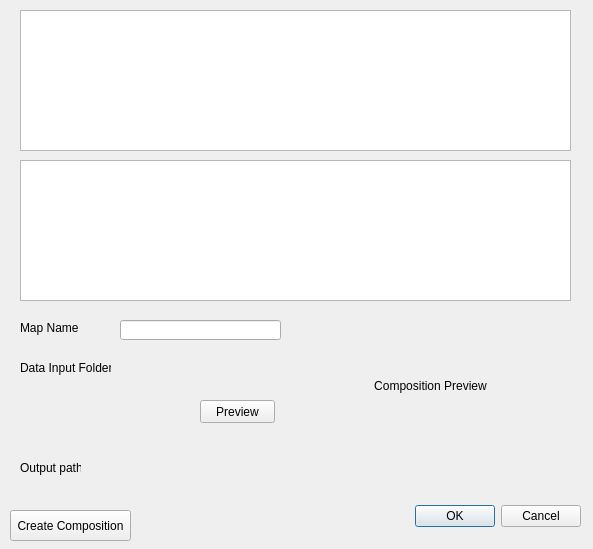
This is ui/ui_BaseDialog.ui in EnriquePLorente/Rendering-QGIS-Plugin as Qt 5 draws it before an edit. The edited form follows.
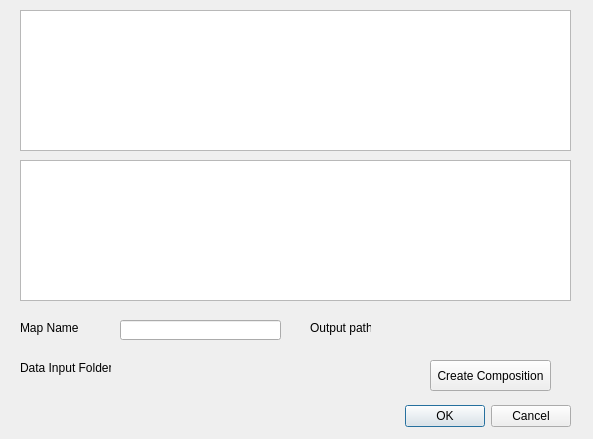
This is the edited form. Custom widgets are drawn as their Qt base class.

Commit message: New ui and git images added

```diff
--- a/ui/ui_BaseDialog.ui
+++ b/ui/ui_BaseDialog.ui
@@ -7,7 +7,7 @@
     <x>0</x>
     <y>0</y>
     <width>593</width>
-    <height>549</height>
+    <height>439</height>
    </rect>
   </property>
   <property name="windowTitle">
@@ -16,8 +16,8 @@
   <widget class="QDialogButtonBox" name="buttonBox">
    <property name="geometry">
     <rect>
-     <x>410</x>
-     <y>500</y>
+     <x>400</x>
+     <y>400</y>
      <width>171</width>
      <height>32</height>
     </rect>
@@ -32,8 +32,8 @@
   <widget class="QPushButton" name="compositionButton">
    <property name="geometry">
     <rect>
-     <x>10</x>
-     <y>510</y>
+     <x>430</x>
+     <y>360</y>
      <width>121</width>
      <height>31</height>
     </rect>
@@ -55,35 +55,6 @@
     <string>Map Name</string>
    </property>
   </widget>
-  <widget class="QPushButton" name="previewButton">
-   <property name="geometry">
-    <rect>
-     <x>200</x>
-     <y>400</y>
-     <width>75</width>
-     <height>23</height>
-    </rect>
-   </property>
-   <property name="text">
-    <string>Preview</string>
-   </property>
-  </widget>
-  <widget class="QLabel" name="label_2">
-   <property name="geometry">
-    <rect>
-     <x>290</x>
-     <y>320</y>
-     <width>281</width>
-     <height>131</height>
-    </rect>
-   </property>
-   <property name="text">
-    <string>Composition Preview</string>
-   </property>
-   <property name="alignment">
-    <set>Qt::AlignCenter</set>
-   </property>
-  </widget>
   <widget class="QListWidget" name="layersListWidget">
    <property name="geometry">
     <rect>
@@ -107,8 +78,8 @@
   <widget class="QLabel" name="label_3">
    <property name="geometry">
     <rect>
-     <x>20</x>
-     <y>460</y>
+     <x>310</x>
+     <y>320</y>
      <width>61</width>
      <height>16</height>
     </rect>
@@ -130,8 +101,8 @@
   <widget class="QgsFileWidget" name="mQgsFileWidget">
    <property name="geometry">
     <rect>
-     <x>120</x>
-     <y>450</y>
+     <x>400</x>
+     <y>320</y>
      <width>161</width>
      <height>27</height>
     </rect>
```
The commit also changes 4 other files.
